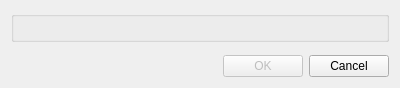
This is src/UpdatesChooser.ui in wdastru/FantaCalcGui as Qt 5 draws it before an edit. The edited form follows.
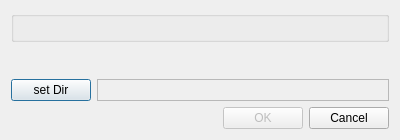
This is the edited form.

The edit to the form file:
```diff
--- a/src/UpdatesChooser.ui
+++ b/src/UpdatesChooser.ui
@@ -7,7 +7,7 @@
     <x>0</x>
     <y>0</y>
     <width>400</width>
-    <height>88</height>
+    <height>140</height>
    </rect>
   </property>
   <property name="windowTitle">
@@ -41,6 +41,33 @@
      </property>
     </spacer>
    </item>
+   <item>
+    <layout class="QHBoxLayout" name="horizontalLayout_2">
+     <item>
+      <widget class="QPushButton" name="setDir">
+       <property name="maximumSize">
+        <size>
+         <width>80</width>
+         <height>16777215</height>
+        </size>
+       </property>
+       <property name="text">
+        <string>set Dir</string>
+       </property>
+      </widget>
+     </item>
+     <item>
+      <widget class="QLabel" name="dirLabel">
+       <property name="frameShape">
+        <enum>QFrame::StyledPanel</enum>
+       </property>
+       <property name="text">
+        <string/>
+       </property>
+      </widget>
+     </item>
+    </layout>
+   </item>
    <item>
     <layout class="QHBoxLayout" name="horizontalLayout">
      <item>
```
